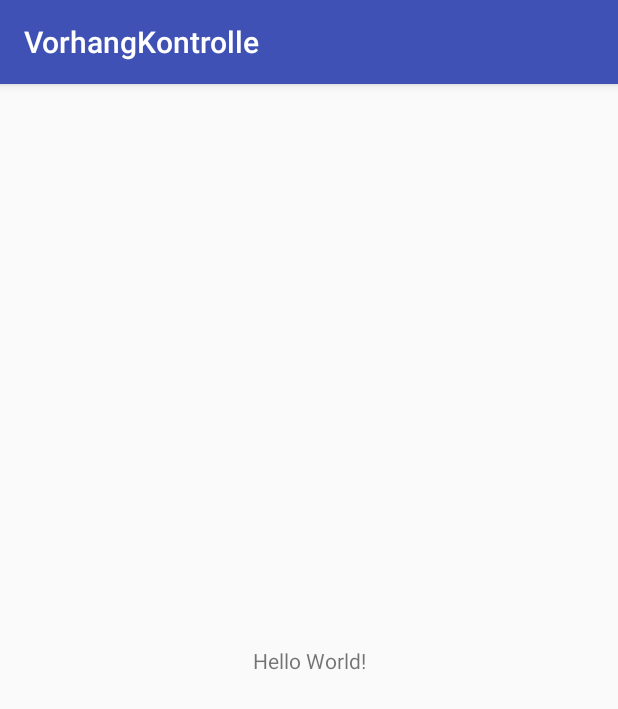
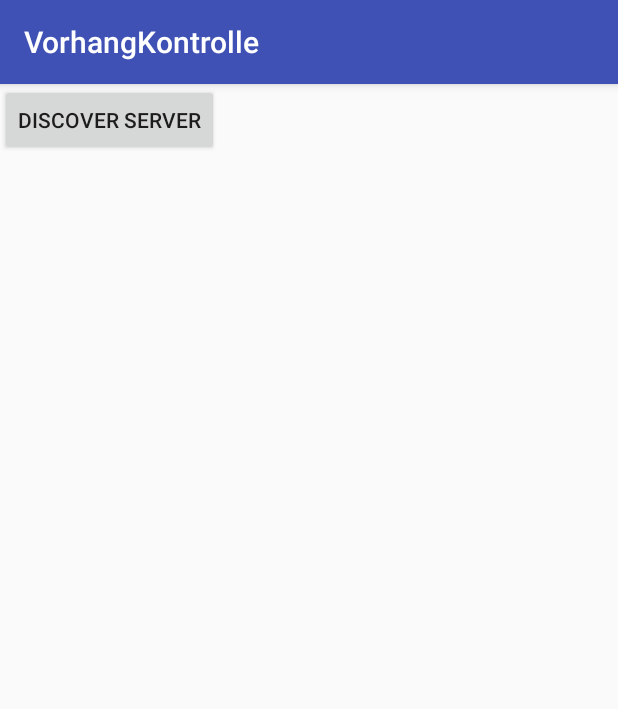
Before and after one commit to moritzhoewer/Vorhang_Android, an Android app: the screen it shows after launch (MainActivity), on a phone screen of 412 x 824 dp. Shown: the top 709 px of the screen. Run offline under Robolectric (Android 15) with nearby library versions, the phone set to English and light mode, and no system bars.

Commit message:
Added proof of concept for UDP Discovery

```diff
--- a/src/main/AndroidManifest.xml
+++ b/src/main/AndroidManifest.xml
@@ -2,6 +2,7 @@
 <manifest xmlns:android="http://schemas.android.com/apk/res/android"
     package="vtag.vorhangkontrolle">
 
+    <uses-permission android:name="android.permission.INTERNET" />
     <application
         android:allowBackup="true"
         android:icon="@mipmap/ic_launcher"
--- a/src/main/res/layout/activity_main.xml
+++ b/src/main/res/layout/activity_main.xml
@@ -6,13 +6,12 @@
     android:layout_height="match_parent"
     tools:context="vtag.vorhangkontrolle.MainActivity">
 
-    <TextView
+    <Button
+        android:id="@+id/btnConnect"
         android:layout_width="wrap_content"
         android:layout_height="wrap_content"
-        android:text="Hello World!"
-        app:layout_constraintBottom_toBottomOf="parent"
-        app:layout_constraintLeft_toLeftOf="parent"
-        app:layout_constraintRight_toRightOf="parent"
-        app:layout_constraintTop_toTopOf="parent" />
-
+        android:onClick="connect"
+        android:text="Discover Server"
+        tools:layout_editor_absoluteX="133dp"
+        tools:layout_editor_absoluteY="238dp" />
 </android.support.constraint.ConstraintLayout>
```
Also changed, not shown: build.gradle (+7 -0 lines), src/main/java/vtag/vorhangkontrolle/DiscoveryClient.java (added, +55 -0 lines), src/main/java/vtag/vorhangkontrolle/MainActivity.java (+27 -0 lines), 1 other file.
